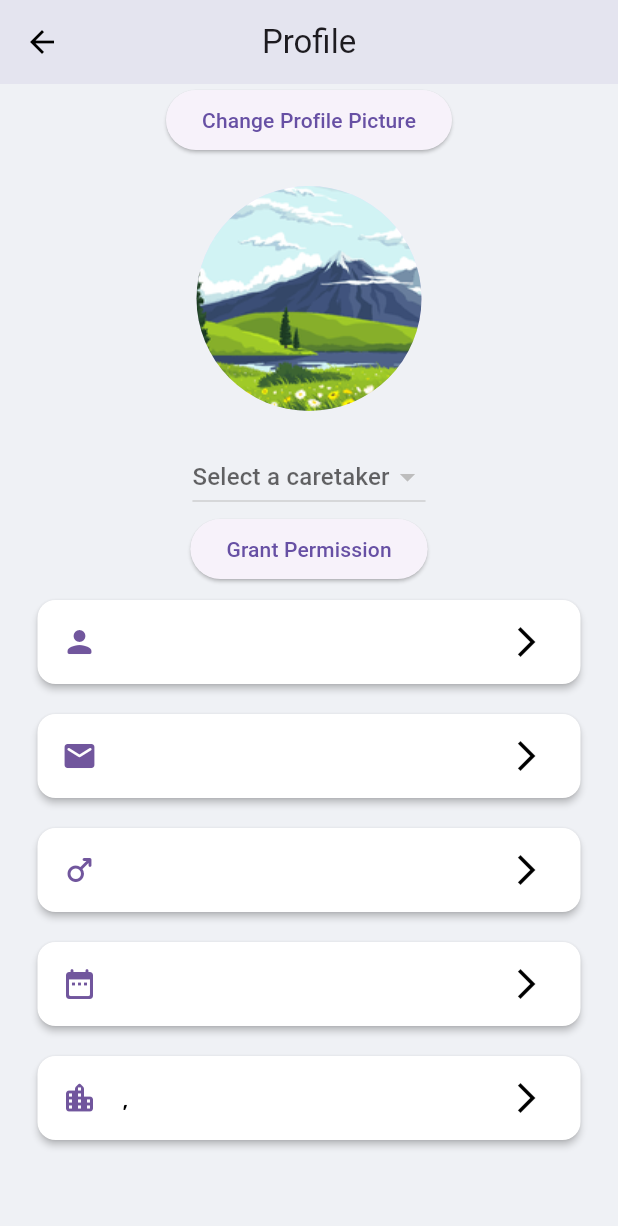
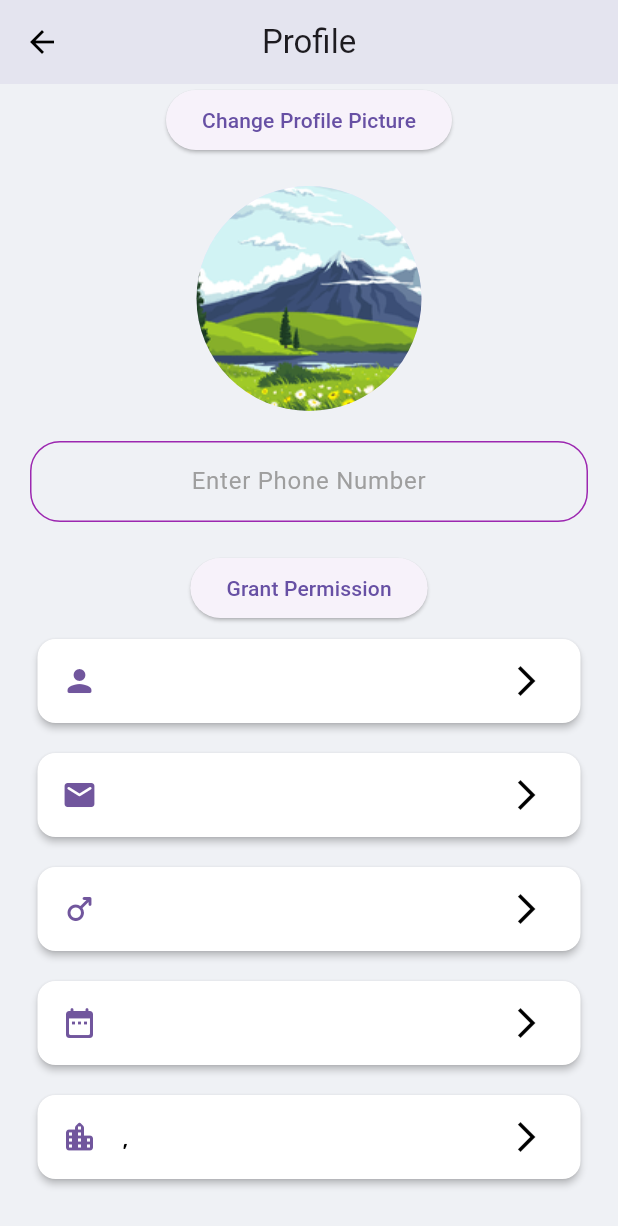
Before and after one commit to bharathkj/SOLWOE-APP, a Flutter app: the ViewProfileScreen screen opened directly with empty values, after a tap on "Grant Permission", on a phone screen of 412 x 824 dp. Shown: the top 1226 px of the screen. Run offline on Flutter 3.47's test engine with Material 3 defaults, Android fonts, the phone set to English and light mode, and no system bars; our stand-ins replace animated_text_kit, awesome_notifications, camera, carousel_slider, cloud_firestore, csc_picker and 12 more; missing offline and left inert: agora_uikit, flutter_google_maps_webservices, flutter_phone_direct_caller, flutter_stripe; accounts and stored records are empty.

Commit message:
minor changes + phone (profile) field

```diff
--- a/lib/screens/onboarding_screen.dart
+++ b/lib/screens/onboarding_screen.dart
@@ -350,7 +350,7 @@ class _OnboardingScreenState extends State<OnboardingScreen> {
                                             },
                                           ),
                                           const Text(
-                                            "Ward's Parent",
+                                            "Doctor / CareTaker",
                                             style: TextStyle(fontSize: 16),
                                           ),
                                         ],
--- a/lib/screens/view_profile_screen.dart
+++ b/lib/screens/view_profile_screen.dart
@@ -1,3 +1,5 @@
+import 'dart:convert';
+
 import 'package:firebase_database/firebase_database.dart';
 import 'package:flutter/material.dart';
 import 'package:google_fonts/google_fonts.dart';
@@ -21,37 +23,13 @@ class ViewProfileScreen extends StatefulWidget {
 class _ViewProfileScreenState extends State<ViewProfileScreen> {
 
   late DatabaseReference _databaseReference;
+  String _enteredPhoneNumber = '';
 
   List<String> patients = [];
   String selectedPatient = '';
 
   File? _selectedImage;
 
-  void _onPatientSelected(String patientUsername) {
-  }
-
-  void _grantPermission() {
-    final caretakerUsername = FirebaseAuth.instance.currentUser!.displayName;
-    if (caretakerUsername != null && selectedPatient.isNotEmpty) {
-      _databaseReference
-          .child('users/$selectedPatient/caretakerperm')
-          .push()
-          .set(caretakerUsername);
-
-      // Optionally, you can also update the caretaker's profile with the selected patient
-      _databaseReference
-          .child('users/$caretakerUsername/patients')
-          .push()
-          .set(selectedPatient);
-
-      // Provide feedback to the user if needed
-      ScaffoldMessenger.of(context).showSnackBar(
-        SnackBar(
-          content: Text('Permission granted to view $selectedPatient\'s data'),
-        ),
-      );
-    }
-  }
 
 
 
@@ -76,11 +54,35 @@ class _ViewProfileScreenState extends State<ViewProfileScreen> {
           // Update the UI to reflect the new profile picture.
         } catch (e) {
           print('Error uploading image to Firebase Storage: $e');
-          print(e);
         }
       }
     }
   }
+
+  void _grantPermission() {
+    final currentUserEmail = FirebaseAuth.instance.currentUser!.email;
+
+    if (_enteredPhoneNumber.isNotEmpty) {
+      String encodedEmail = base64Encode(utf8.encode(currentUserEmail!));
+
+      _databaseReference
+          .child('users/bharath')
+          .set({'phone': _enteredPhoneNumber})
+          .then((_) {
+        ScaffoldMessenger.of(context).showSnackBar(
+          SnackBar(
+            content: Text('Phone number added to profile'),
+          ),
+        );
+      }).catchError((error) {
+        print('Error uploading phone number: $error');
+      });
+    } else {
+      print('Phone number is empty');
+    }
+  }
+
+
 
   Future<void> _pickImage() async {
     final imagePicker = ImagePicker();
@@ -207,19 +209,32 @@ class _ViewProfileScreenState extends State<ViewProfileScreen> {
                 ),
               ),
               SizedBox(height: 20),
-              DropdownButton<String>(
-                value: selectedPatient,
-                items: patients.map((String value) {
-                  return DropdownMenuItem<String>(
-                    value: value,
-                    child: Text(value),
-                  );
-                }).toList(),
-                onChanged: (String? newValue) {
-                  _onPatientSelected(newValue!);
-                },
-                hint: Text('Select a caretaker'),
+              Container(
+                alignment: Alignment.center,
+                padding: EdgeInsets.symmetric(horizontal: 20),
+                child: TextField(
+                  textAlign: TextAlign.center,
+                  onChanged: (value) {
+                    setState(() {
+                      _enteredPhoneNumber = value;
+                    });
+                  },
+                  decoration: InputDecoration(
+                    hintText: 'Enter Phone Number',
+                    hintStyle: TextStyle(color: Colors.grey),
+                    focusedBorder: OutlineInputBorder(
+                      borderSide: BorderSide(color: Colors.purpleAccent),
+                      borderRadius: BorderRadius.circular(20),
+                    ),
+                    enabledBorder: OutlineInputBorder(
+                      borderSide: BorderSide(color: Colors.purple),
+                      borderRadius: BorderRadius.circular(20),
+                    ),
+                    contentPadding: EdgeInsets.symmetric(vertical: 15),
+                  ),
+                ),
               ),
+              SizedBox(height: 20),
               ElevatedButton(
                 onPressed: _grantPermission,
                 child: Text('Grant Permission'),
```
